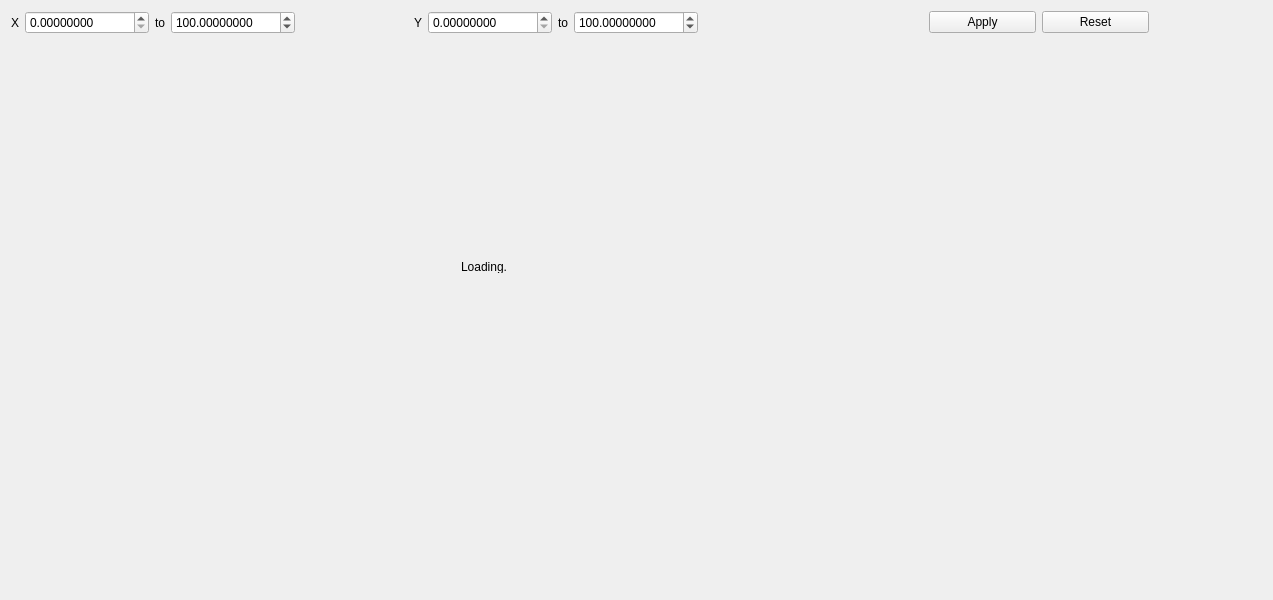
Qt form layouts/graph_display_window.ui (hitranonline/hapiest) before a commit.
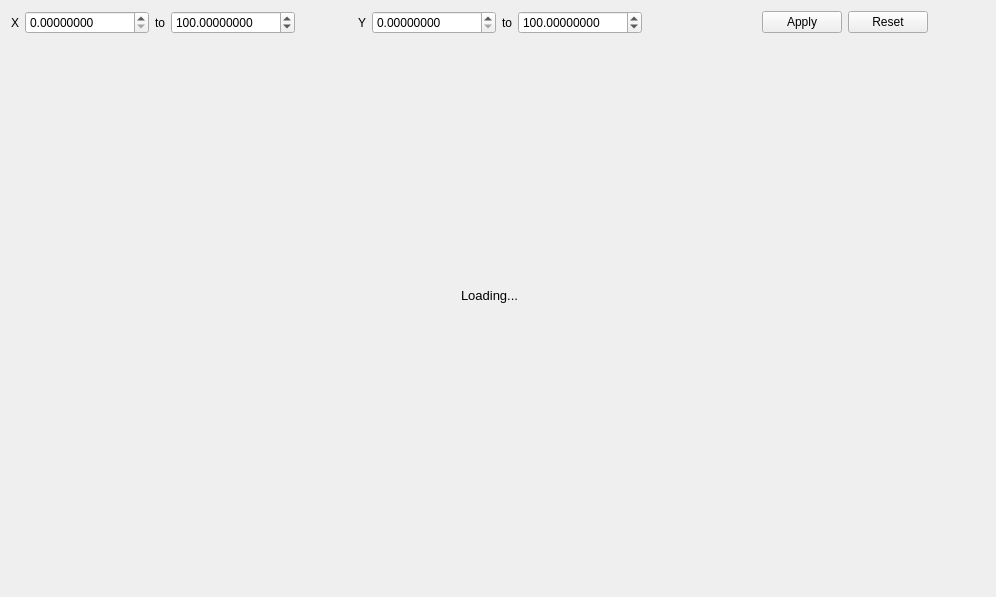
The same form after that commit.

Commit message: Font Consistency in Graphing Disply Window

The edit to the form file:
```diff
--- a/layouts/graph_display_window.ui
+++ b/layouts/graph_display_window.ui
@@ -6,8 +6,8 @@
             <rect>
                 <x>0</x>
                 <y>0</y>
-                <width>1273</width>
-                <height>600</height>
+    <width>996</width>
+    <height>597</height>
             </rect>
         </property>
         <property name="windowTitle">
@@ -31,13 +31,18 @@
                                 <property name="geometry">
                                     <rect>
                                         <x>450</x>
-                                        <y>220</y>
-                                        <width>45</width>
-                                        <height>13</height>
-                                    </rect>
-                                </property>
+          <y>230</y>
+          <width>71</width>
+          <height>51</height>
+         </rect>
+        </property>
+        <property name="font">
+         <font>
+          <pointsize>10</pointsize>
+         </font>
+        </property>
                                 <property name="text">
-                                    <string>Loading..</string>
+         <string>Loading...</string>
                                 </property>
                                 <property name="textFormat">
                                     <enum>Qt::PlainText</enum>
@@ -52,6 +57,11 @@
             </item>
             <item row="2" column="7">
                 <widget class="QPushButton" name="reset">
+     <property name="font">
+      <font>
+       <pointsize>9</pointsize>
+      </font>
+     </property>
                     <property name="text">
                         <string>Reset</string>
                     </property>
@@ -59,6 +69,11 @@
             </item>
             <item row="2" column="6">
                 <widget class="QPushButton" name="set_viewport">
+     <property name="font">
+      <font>
+       <pointsize>9</pointsize>
+      </font>
+     </property>
                     <property name="text">
                         <string>Apply</string>
                     </property>
@@ -112,6 +127,11 @@
                 <layout class="QHBoxLayout" name="horizontalLayout_2">
                     <item>
                         <widget class="QLabel" name="label_4">
+       <property name="font">
+        <font>
+         <pointsize>9</pointsize>
+        </font>
+       </property>
                             <property name="text">
                                 <string>Y</string>
                             </property>
@@ -122,6 +142,11 @@
                     </item>
                     <item>
                         <widget class="QDoubleSpinBox" name="ymin">
+       <property name="font">
+        <font>
+         <pointsize>9</pointsize>
+        </font>
+       </property>
                             <property name="decimals">
                                 <number>8</number>
                             </property>
@@ -132,6 +157,11 @@
                     </item>
                     <item>
                         <widget class="QLabel" name="label_3">
+       <property name="font">
+        <font>
+         <pointsize>9</pointsize>
+        </font>
+       </property>
                             <property name="text">
                                 <string>to</string>
                             </property>
@@ -139,6 +169,11 @@
                     </item>
                     <item>
                         <widget class="QDoubleSpinBox" name="ymax">
+       <property name="font">
+        <font>
+         <pointsize>9</pointsize>
+        </font>
+       </property>
                             <property name="decimals">
                                 <number>8</number>
                             </property>
```
Left out of the diff: 20 changed lines with no effect on the pictures. Lines whose indentation alone changed are shown as unchanged.
